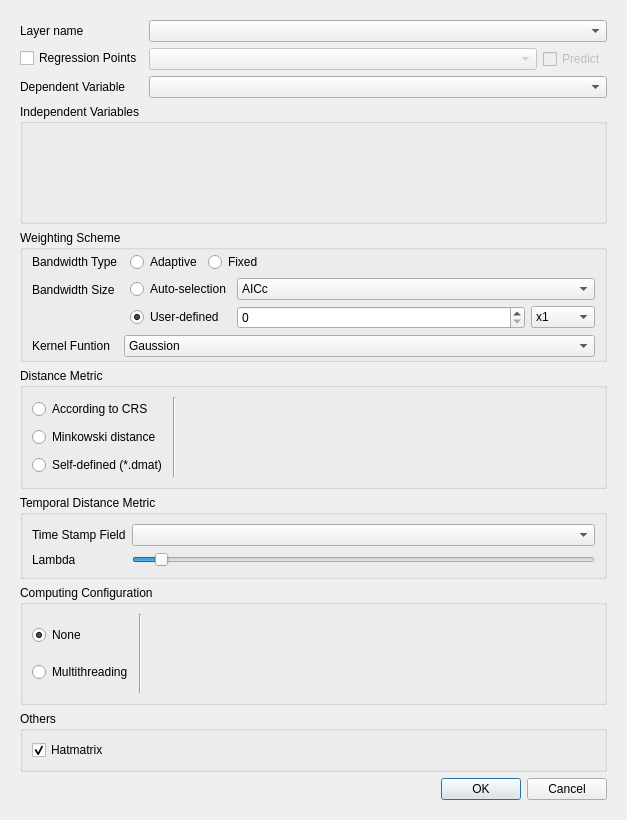
Old version of the form src/gwmgtwroptionsdialog.ui in the repository GWmodel-Lab/GWmodelS.
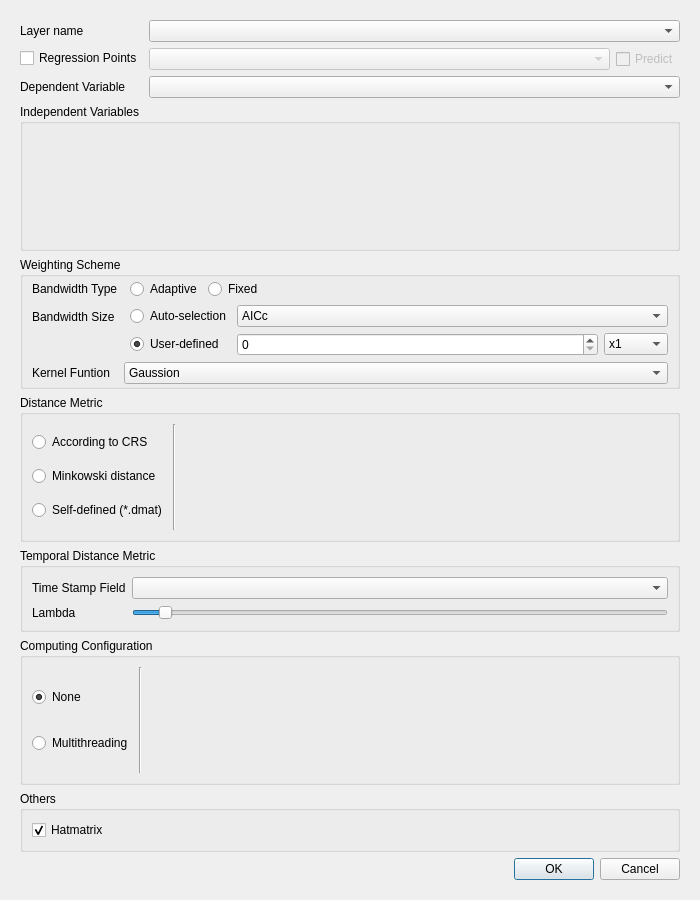
New version of the form. Custom widgets are drawn as their Qt base class.

The edit to the form file:
```diff
--- a/src/gwmgtwroptionsdialog.ui
+++ b/src/gwmgtwroptionsdialog.ui
@@ -6,8 +6,8 @@
    <rect>
     <x>0</x>
     <y>0</y>
-    <width>627</width>
-    <height>820</height>
+    <width>700</width>
+    <height>900</height>
    </rect>
   </property>
   <property name="windowTitle">
```
